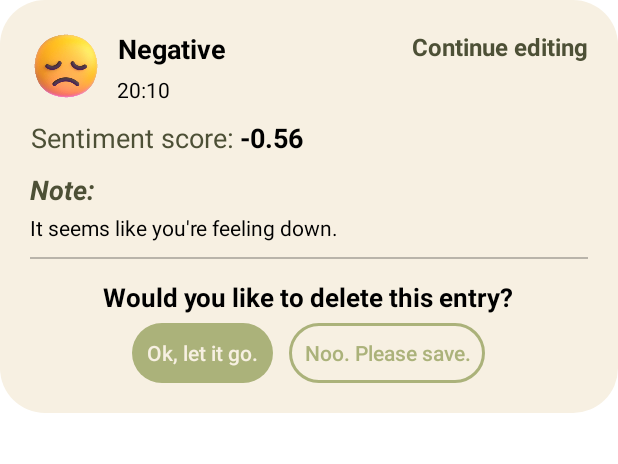
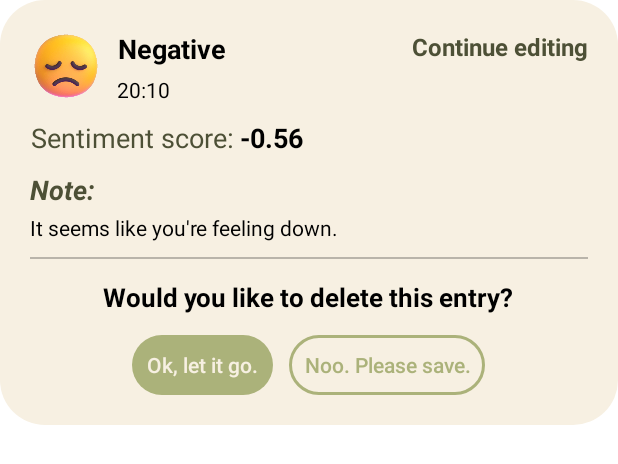
Before and after one commit to haveasip-and-code/Zen-Diary, an Android app: the layout dialog_sentiment_result.xml on its own in the app's theme, with its tools: preview values and no code run, on a phone screen of 412 x 824 dp. Shown: the top 464 px of the screen. Run offline under Robolectric (Android 15) with nearby library versions, the phone set to English and light mode, and no system bars.

Commit message:
GUI + Backend: Saving Sentiment Analytic results and entries

```diff
--- a/app/src/main/java/com/example/zendiary/MainActivity.kt
+++ b/app/src/main/java/com/example/zendiary/MainActivity.kt
@@ -11,7 +11,6 @@ import androidx.navigation.ui.AppBarConfiguration
 import androidx.navigation.ui.setupActionBarWithNavController
 import androidx.navigation.ui.setupWithNavController
 import com.example.zendiary.databinding.ActivityMainBinding
-import com.example.zendiary.ui.journal.JournalFragment
 import com.google.android.material.navigation.NavigationView
 
 class MainActivity : AppCompatActivity() {
--- a/app/src/main/java/com/example/zendiary/ui/journal/JournalFragment.kt
+++ b/app/src/main/java/com/example/zendiary/ui/journal/JournalFragment.kt
@@ -108,7 +108,7 @@ class JournalFragment : Fragment(), ImagePickerBottomSheet.OnImageOptionSelected
         getTextFromFirebase(userId, entryId, object : FirebaseCallback {
             override fun onSuccess(result: String?) {
                 // Xử lý khi dữ liệu được lấy thành công
-                editText.setText(result);
+                editText.setText(result)
             }
 
             override fun onFailure(errorMessage: String?) {
--- a/app/src/main/res/layout/dialog_confirm_delete.xml
+++ b/app/src/main/res/layout/dialog_confirm_delete.xml
@@ -24,7 +24,7 @@
         android:layout_height="wrap_content"
         android:orientation="horizontal"
         android:gravity="center"
-        android:layout_marginTop="5dp" >
+        android:layout_marginTop="13dp" >
 
         <androidx.appcompat.widget.AppCompatButton
             android:id="@+id/btnConfirm"
--- a/app/src/main/res/layout/dialog_sentiment_result.xml
+++ b/app/src/main/res/layout/dialog_sentiment_result.xml
@@ -26,7 +26,7 @@
             android:layout_height="wrap_content"
             android:orientation="vertical"
             android:layout_marginStart="10dp"
-            android:layout_toRightOf="@id/ivSentimentIcon">
+            android:layout_toEndOf="@id/ivSentimentIcon">
 
             <!-- Sentiment Analysis Result -->
             <TextView
@@ -154,7 +154,7 @@
                 android:layout_height="wrap_content"
                 android:orientation="horizontal"
                 android:gravity="center"
-                android:layout_marginTop="5dp">
+                android:layout_marginTop="13dp">
 
                 <androidx.appcompat.widget.AppCompatButton
                     android:id="@+id/btnDelete"
--- a/app/src/main/res/layout/fragment_deletion_confirmation.xml
+++ b/app/src/main/res/layout/fragment_deletion_confirmation.xml
@@ -14,6 +14,7 @@
         android:layout_width="80dp"
         android:layout_height="80dp"
         android:layout_marginBottom="50dp"
+        android:contentDescription="Successful deletion icon"
         android:src="@drawable/ic_success"
         app:layout_constraintBottom_toTopOf="@+id/tvConfirmationMessage"
         app:layout_constraintEnd_toEndOf="parent"
```
